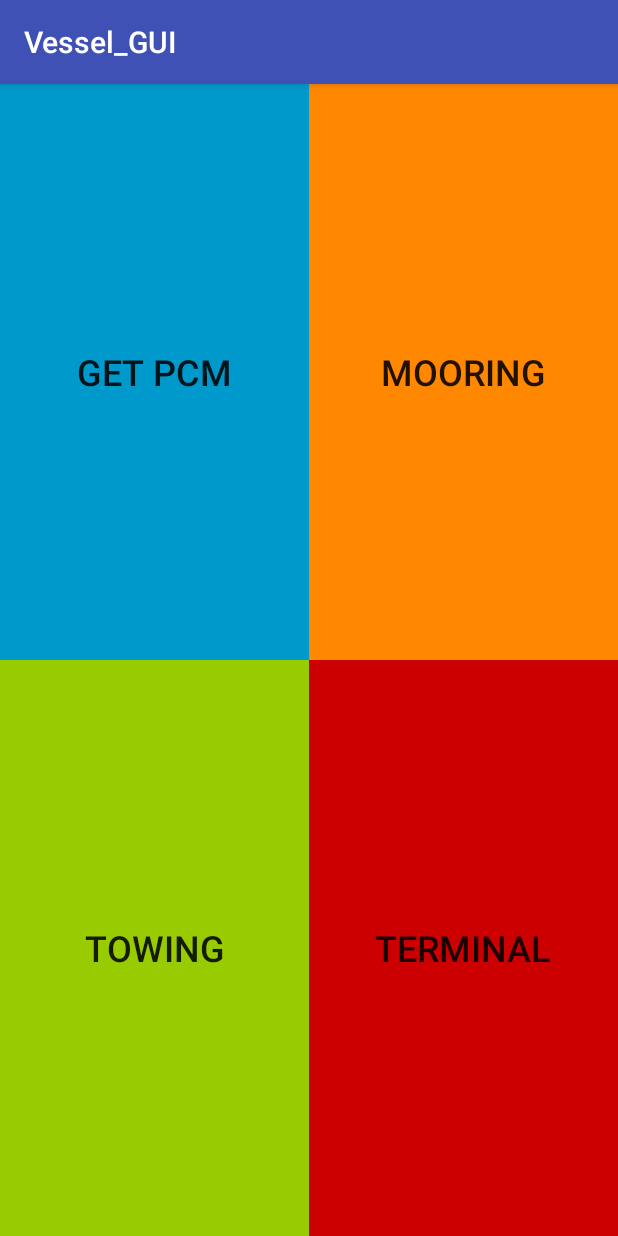
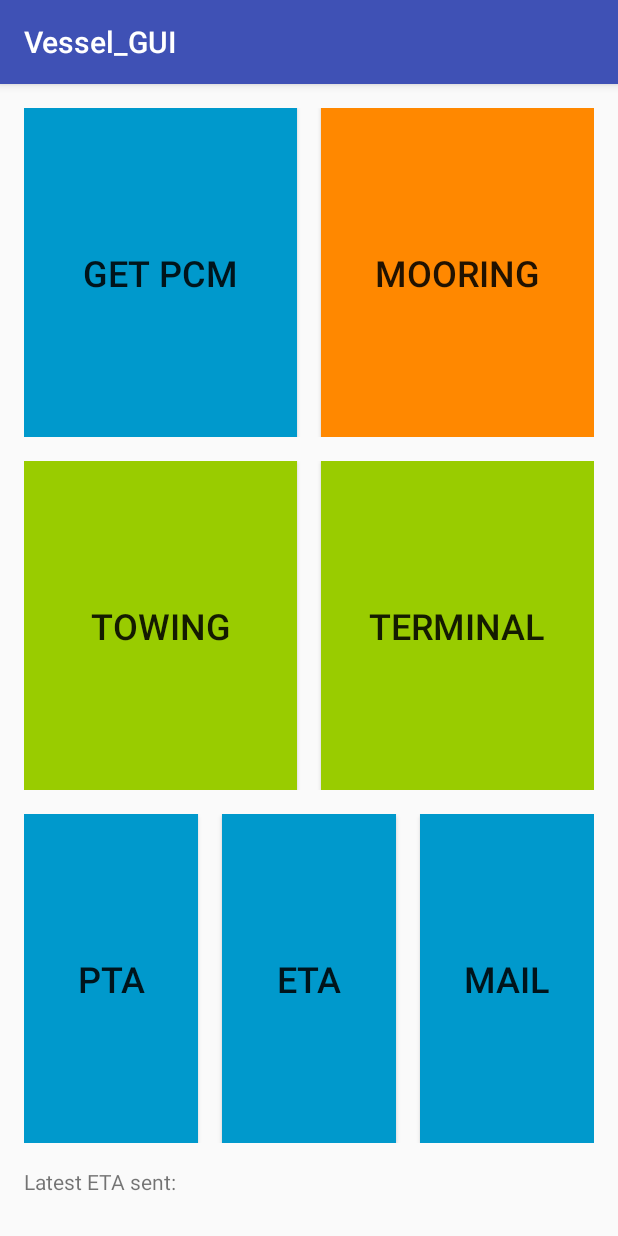
Before and after one commit to vicpers/dat255, an Android app: the screen it shows after launch (MainActivity), on a phone screen of 412 x 824 dp. Run offline under Robolectric (Android 15) with nearby library versions, the phone set to English and light mode, and no system bars.

Commit message:
ETA,PTA,Mailosv

```diff
--- a/WaleWaleVessels/Android-application/Vessel_GUI/app/src/main/java/com/example/juliagustafsson/vessel_gui/MainActivity.java
+++ b/WaleWaleVessels/Android-application/Vessel_GUI/app/src/main/java/com/example/juliagustafsson/vessel_gui/MainActivity.java
@@ -19,4 +19,9 @@ public class MainActivity extends AppCompatActivity {
         // TODO Fixa källan till texten, dvs här ska ett PCM läsas is till ett textfält
         startActivity(intent);
     }
+
+    public void sendETA(View view) {
+        Intent intent = new Intent(this, Send_ETA.class); //skapar en ny instans av klassen ViewPCM som initierar ett nytt blankt fönster
+        startActivity(intent);
+    }
 }
--- a/WaleWaleVessels/Android-application/Vessel_GUI/app/src/main/res/layout/activity_main.xml
+++ b/WaleWaleVessels/Android-application/Vessel_GUI/app/src/main/res/layout/activity_main.xml
@@ -9,7 +9,27 @@
         android:id="@+id/tableRow1"
         android:layout_width="fill_parent"
         android:layout_height="0dp"
-        android:layout_weight="1" >
+        android:layout_weight="1"
+        android:visibility="gone">
+
+        <ImageView
+            android:id="@+id/imageView2"
+            android:layout_width="fill_parent"
+            android:layout_height="150dp"
+            android:layout_weight="1"
+            android:scaleType="centerCrop"
+            android:src="@drawable/plane" />
+
+    </TableRow>
+
+    <TableRow
+        android:id="@+id/tableRow2"
+        android:layout_width="fill_parent"
+        android:layout_height="0dp"
+        android:layout_weight="1"
+        android:layout_marginTop="16dp"
+        android:layout_marginRight="16dp"
+        android:layout_marginLeft="16dp">
 
         <Button
             android:id="@+id/button1"
@@ -19,7 +39,8 @@
             android:background="@android:color/holo_blue_dark"
             android:onClick="viewPCM"
             android:text="@string/get_PCM"
-            android:textSize="24sp" />
+            android:textSize="24sp"
+            android:layout_marginRight="8dp"/>
 
         <Button
             android:id="@+id/button1"
@@ -29,19 +50,24 @@
             android:background="@android:color/holo_orange_dark"
             android:elevation="0dp"
             android:text="@string/mooring_status"
-            android:textSize="24sp" />
+            android:textSize="24sp"
+            android:layout_marginLeft="8dp"/>
     </TableRow>
 
     <TableRow
-        android:id="@+id/tableRow1"
-        android:layout_width="fill_parent"
-        android:layout_height="0dp"
-        android:layout_weight="1" >
+        android:id="@+id/tableRow3"
+        android:layout_width="match_parent"
+        android:layout_height="match_parent"
+        android:layout_marginLeft="16dp"
+        android:layout_marginRight="16dp"
+        android:layout_marginTop="16dp"
+        android:layout_weight="1">
 
         <Button
             android:id="@+id/button1"
             android:layout_width="0dp"
             android:layout_height="fill_parent"
+            android:layout_marginRight="8dp"
             android:layout_weight="1"
             android:background="@android:color/holo_green_light"
             android:text="@string/towing_status"
@@ -51,10 +77,68 @@
             android:id="@+id/button1"
             android:layout_width="0dp"
             android:layout_height="fill_parent"
+            android:layout_marginLeft="8dp"
             android:layout_weight="1"
-            android:background="@android:color/holo_red_dark"
+            android:background="@android:color/holo_green_light"
             android:text="@string/terminal_status"
             android:textSize="24sp" />
     </TableRow>
 
+    <TableRow
+        android:id="@+id/tableRow4"
+        android:layout_width="fill_parent"
+        android:layout_marginLeft="16dp"
+        android:layout_marginRight="16dp"
+        android:layout_marginTop="16dp"
+        android:layout_weight="1">
+
+        <Button
+            android:id="@+id/button1"
+            android:layout_width="0dp"
+            android:layout_height="fill_parent"
+            android:layout_marginRight="8dp"
+            android:layout_weight="1"
+            android:background="@android:color/holo_blue_dark"
+            android:text="PTA"
+            android:textSize="24sp" />
+
+        <Button
+            android:id="@+id/button1"
+            android:layout_width="0dp"
+            android:layout_height="fill_parent"
+            android:layout_marginLeft="8dp"
+            android:layout_marginRight="8dp"
+            android:layout_weight="1"
+            android:background="@android:color/holo_blue_dark"
+            android:onClick="sendETA"
+            android:text="ETA"
+            android:textSize="24sp" />
+
+        <Button
+            android:id="@+id/button1"
+            android:layout_width="0dp"
+            android:layout_height="fill_parent"
+            android:layout_marginLeft="8dp"
+            android:layout_weight="1"
+            android:background="@android:color/holo_blue_dark"
+            android:text="MAIL"
+            android:textSize="24sp" />
+    </TableRow>
+
+    <TableRow
+        android:id="@+id/tableRow5"
+        android:layout_width="fill_parent"
+        android:layout_height="30dp"
+        android:layout_margin="16dp"
+      >
+
+        <TextView
+            android:id="@+id/textView4"
+            android:layout_width="fill_parent"
+            android:layout_height="30dp"
+            android:text="@string/latest_ETA"
+            android:textAlignment="center"/>
+
+    </TableRow>
+
 </TableLayout>
--- a/WaleWaleVessels/Android-application/Vessel_GUI/app/src/main/res/values/strings.xml
+++ b/WaleWaleVessels/Android-application/Vessel_GUI/app/src/main/res/values/strings.xml
@@ -10,5 +10,6 @@
     <string name="towing_status">Towing</string>
     <string name="mooring_status">Mooring</string>
     <string name="terminal_status">Terminal</string>
+    <string name="latest_ETA">Latest ETA sent:</string>
 
 </resources>
```
Also changed, not shown: WaleWaleVessels/Android-application/Vessel_GUI/app/src/main/AndroidManifest.xml (+12 -3 lines), WaleWaleVessels/Android-application/Vessel_GUI/app/src/main/java/com/example/juliagustafsson/vessel_gui/Send_ETA.java (added, +21 -0 lines), WaleWaleVessels/Android-application/Vessel_GUI/app/src/main/res/layout/activity_send_eta.xml (added, +56 -0 lines), WaleWaleVessels/Android-application/Vessel_GUI/app/src/main/res/drawable/plane.jpg (added), WaleWaleVessels/Android-application/Vessel_GUI/app/src/main/res/drawable/wheel.png (added).
